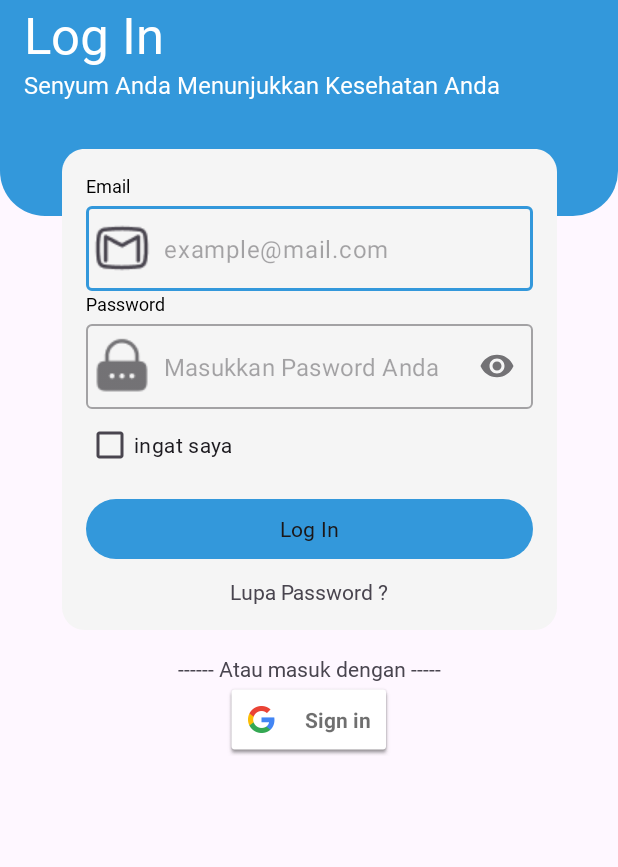
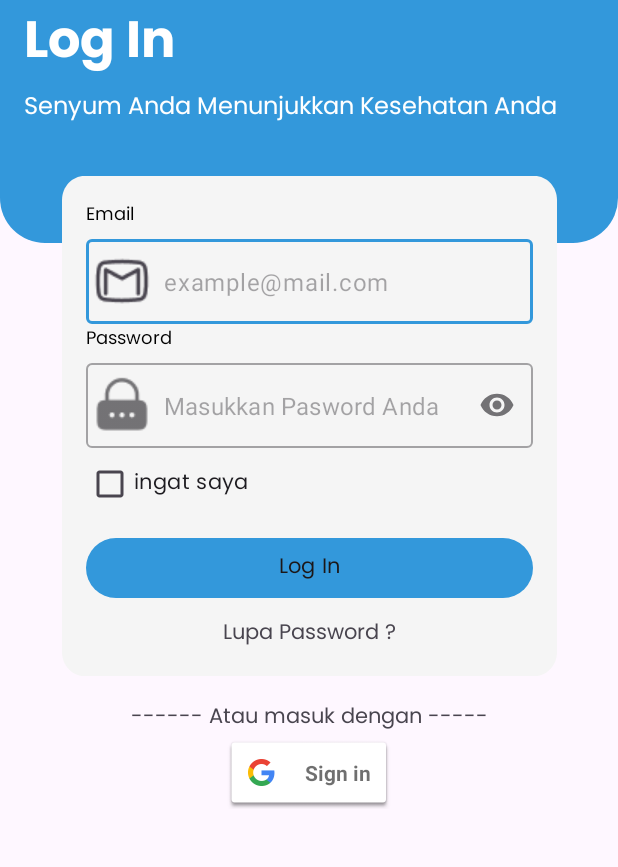
Before and after one commit to mnnur/Dentalify-Dental-Identify, an Android app: the screen it shows after launch (LoginActivity), on a phone screen of 412 x 824 dp, the part 324-1191 px from its top. Run offline under Robolectric (Android 15) with nearby library versions, the phone set to English and light mode, and no system bars; our stand-ins replace Firebase (no records; nobody signed in at launch, a user with empty details on screens opened directly), navigation-ui.

Commit message:
ganti font

```diff
--- a/app/src/main/res/values-night/themes.xml
+++ b/app/src/main/res/values-night/themes.xml
@@ -17,20 +17,20 @@
     <style name="Theme.DentifyDentalIdentify" parent="Base.Theme.DentifyDentalIdentify" />
 
     <style name="button">
-        <item name="android:fontFamily">@font/kalam_bold</item>
+        <item name="android:fontFamily">@font/poppins_bold</item>
     </style>
     <style name="textHeaderL">
         <item name="android:layout_width">wrap_content</item>
         <item name="android:layout_height">wrap_content</item>
         <item name="android:textSize">34sp</item>
-        <item name="android:fontFamily">@font/kalam_bold</item>
+        <item name="android:fontFamily">@font/poppins_bold</item>
     </style>
 
     <style name="textHeaderM">
         <item name="android:layout_width">wrap_content</item>
         <item name="android:layout_height">wrap_content</item>
         <item name="android:textSize">24sp</item>
-        <item name="android:fontFamily">@font/kalam_bold</item>
+        <item name="android:fontFamily">@font/poppins_bold</item>
 
     </style>
 
@@ -38,7 +38,7 @@
         <item name="android:layout_width">wrap_content</item>
         <item name="android:layout_height">wrap_content</item>
         <item name="android:textSize">18sp</item>
-        <item name="android:fontFamily">@font/kalam_bold</item>
+        <item name="android:fontFamily">@font/poppins_bold</item>
 
     </style>
 
@@ -46,7 +46,7 @@
         <item name="android:layout_width">wrap_content</item>
         <item name="android:layout_height">wrap_content</item>
         <item name="android:textSize">16sp</item>
-        <item name="android:fontFamily">@font/kalam_regular</item>
+        <item name="android:fontFamily">@font/poppins_regular</item>
 
     </style>
 
@@ -54,7 +54,7 @@
         <item name="android:layout_width">wrap_content</item>
         <item name="android:layout_height">wrap_content</item>
         <item name="android:textSize">14sp</item>
-        <item name="android:fontFamily">@font/kalam_regular</item>
+        <item name="android:fontFamily">@font/poppins_regular</item>
 
     </style>
 
@@ -62,7 +62,7 @@
         <item name="android:layout_width">wrap_content</item>
         <item name="android:layout_height">wrap_content</item>
         <item name="android:textSize">12sp</item>
-        <item name="android:fontFamily">@font/kalam_regular</item>
+        <item name="android:fontFamily">@font/poppins_regular</item>
 
     </style>
 
--- a/app/src/main/res/values/themes.xml
+++ b/app/src/main/res/values/themes.xml
@@ -19,20 +19,20 @@
 
     <style name="button">
 
-        <item name="android:fontFamily">@font/kalam_bold</item>
+        <item name="android:fontFamily">@font/poppins_bold</item>
     </style>
     <style name="textHeaderL">
         <item name="android:layout_width">wrap_content</item>
         <item name="android:layout_height">wrap_content</item>
         <item name="android:textSize">34sp</item>
-        <item name="android:fontFamily">@font/kalam_bold</item>
+        <item name="android:fontFamily">@font/poppins_bold</item>
     </style>
 
     <style name="textHeaderM">
         <item name="android:layout_width">wrap_content</item>
         <item name="android:layout_height">wrap_content</item>
         <item name="android:textSize">24sp</item>
-        <item name="android:fontFamily">@font/kalam_bold</item>
+        <item name="android:fontFamily">@font/poppins_bold</item>
 
     </style>
 
@@ -40,7 +40,7 @@
         <item name="android:layout_width">wrap_content</item>
         <item name="android:layout_height">wrap_content</item>
         <item name="android:textSize">18sp</item>
-        <item name="android:fontFamily">@font/kalam_bold</item>
+        <item name="android:fontFamily">@font/poppins_bold</item>
 
     </style>
 
@@ -48,7 +48,7 @@
         <item name="android:layout_width">wrap_content</item>
         <item name="android:layout_height">wrap_content</item>
         <item name="android:textSize">16sp</item>
-        <item name="android:fontFamily">@font/kalam_regular</item>
+        <item name="android:fontFamily">@font/poppins_regular</item>
 
     </style>
 
@@ -56,7 +56,7 @@
         <item name="android:layout_width">wrap_content</item>
         <item name="android:layout_height">wrap_content</item>
         <item name="android:textSize">14sp</item>
-        <item name="android:fontFamily">@font/kalam_regular</item>
+        <item name="android:fontFamily">@font/poppins_regular</item>
 
     </style>
 
@@ -64,7 +64,7 @@
         <item name="android:layout_width">wrap_content</item>
         <item name="android:layout_height">wrap_content</item>
         <item name="android:textSize">12sp</item>
-        <item name="android:fontFamily">@font/kalam_regular</item>
+        <item name="android:fontFamily">@font/poppins_regular</item>
 
     </style>
 
```
